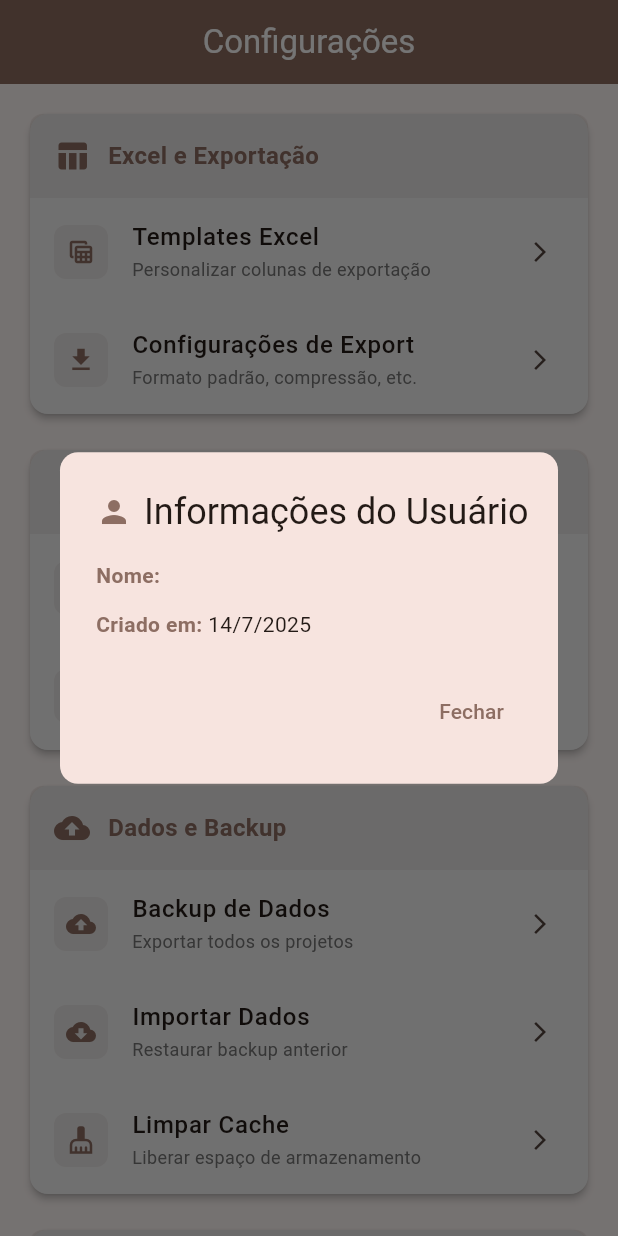
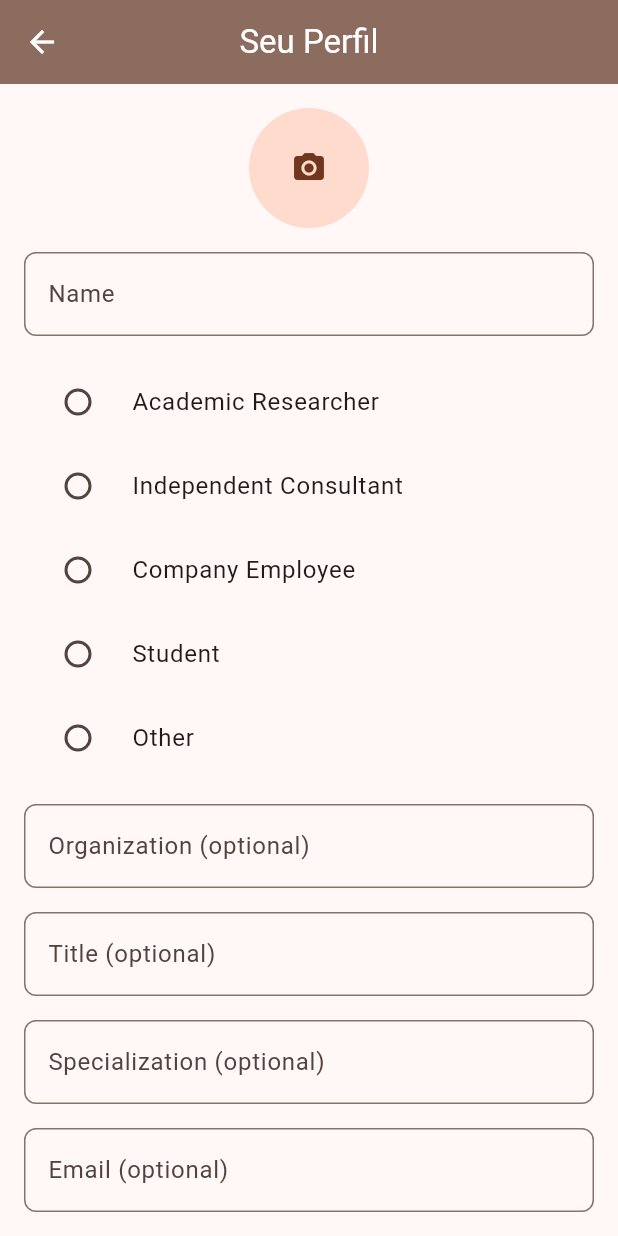
Before and after one commit to kadarsa12/BioCollect, a Flutter app: the SettingsScreen screen opened directly, after a tap on "Informações do Usuário", on a phone screen of 412 x 824 dp. Run offline on Flutter 3.47's test engine with Material 3 defaults, Android fonts, the phone set to English and light mode, and no system bars; our stand-ins replace animated_notch_bottom_bar, fl_chart, flutter_map, geolocator, image_picker, latlong2 and 3 more; missing offline and left inert: syncfusion_flutter_xlsio; accounts and stored records are empty.

Commit message:
Add flexible user profile system

```diff
--- a/lib/models/coleta.dart
+++ b/lib/models/coleta.dart
@@ -1,6 +1,7 @@
 class Coleta {
   final int? id;
   final int pontoColetaId;
+  final int? usuarioId;
   final String metodologia;
   final String? especie;
   final String? nomePopular;
@@ -12,6 +13,7 @@ class Coleta {
   Coleta({
     this.id,
     required this.pontoColetaId,
+    this.usuarioId,
     required this.metodologia,
     required this.especie,
     this.nomePopular,
@@ -25,6 +27,7 @@ class Coleta {
     return {
       'id': id,
       'ponto_coleta_id': pontoColetaId,
+      'usuario_id': usuarioId,
       'metodologia': metodologia,
       'especie': especie,
       'nome_popular': nomePopular,
@@ -39,6 +42,7 @@ class Coleta {
     return Coleta(
       id: map['id'],
       pontoColetaId: map['ponto_coleta_id'],
+      usuarioId: map['usuario_id'],
       metodologia: map['metodologia'],
       especie: map['especie'],
       nomePopular: map['nome_popular'],
--- a/lib/models/enums.dart
+++ b/lib/models/enums.dart
@@ -46,3 +46,15 @@ enum StatusProjeto {
   const StatusProjeto(this.value);
   final String value;
 }
+
+enum UserType {
+  academicResearcher('Academic Researcher', 'Institution'),
+  independentConsultant('Independent Consultant', 'Company'),
+  companyEmployee('Company Employee', 'Company'),
+  student('Student', 'University'),
+  other('Other', 'Organization');
+
+  const UserType(this.displayName, this.orgLabel);
+  final String displayName;
+  final String orgLabel;
+}
--- a/lib/models/ponto_coleta.dart
+++ b/lib/models/ponto_coleta.dart
@@ -4,6 +4,7 @@ class PontoColeta {
   final int? id;
   final String nome;
   final int projetoId;
+  final int? usuarioId;
   final double latitude;
   final double longitude;
   final DateTime dataHora;
@@ -13,6 +14,7 @@ class PontoColeta {
     this.id,
     required this.nome,
     required this.projetoId,
+    this.usuarioId,
     required this.latitude,
     required this.longitude,
     required this.dataHora,
@@ -24,6 +26,7 @@ class PontoColeta {
       'id': id,
       'nome': nome,
       'projeto_id': projetoId,
+      'usuario_id': usuarioId,
       'latitude': latitude,
       'longitude': longitude,
       'data_hora': dataHora.toIso8601String(),
@@ -36,6 +39,7 @@ class PontoColeta {
       id: map['id'],
       nome: map['nome'],
       projetoId: map['projeto_id'],
+      usuarioId: map['usuario_id'],
       latitude: map['latitude'],
       longitude: map['longitude'],
       dataHora: DateTime.parse(map['data_hora']),
--- a/lib/models/user.dart
+++ b/lib/models/user.dart
@@ -1,29 +1,102 @@
+import 'enums.dart';
+
 class User {
   final int? id;
-  final String nome;
-  final DateTime dataCriacao;
+  final String name;
+  final UserType? userType;
+  final String? organization;
+  final String? title;
+  final String? specialization;
+  final String? email;
+  final String? avatar;
+  final DateTime createdAt;
 
   User({
     this.id,
-    required this.nome,
-    required this.dataCriacao,
+    required this.name,
+    this.userType,
+    this.organization,
+    this.title,
+    this.specialization,
+    this.email,
+    this.avatar,
+    required this.createdAt,
   });
 
-  // Converter objeto para Map (para salvar no banco)
   Map<String, dynamic> toMap() {
     return {
       'id': id,
-      'nome': nome,
-      'data_criacao': dataCriacao.toIso8601String(),
+      'name': name,
+      'user_type': userType?.name,
+      'organization': organization,
+      'title': title,
+      'specialization': specialization,
+      'email': email,
+      'avatar': avatar,
+      'created_at': createdAt.toIso8601String(),
     };
   }
 
-  // Converter Map para objeto (quando ler do banco)
   factory User.fromMap(Map<String, dynamic> map) {
     return User(
-      id: map['id'],
-      nome: map['nome'],
-      dataCriacao: DateTime.parse(map['data_criacao']),
+      id: map['id'] as int?,
+      name: map['name'] as String,
+      userType:
+          map['user_type'] != null ? UserType.values.byName(map['user_type']) : null,
+      organization: map['organization'] as String?,
+      title: map['title'] as String?,
+      specialization: map['specialization'] as String?,
+      email: map['email'] as String?,
+      avatar: map['avatar'] as String?,
+      createdAt: DateTime.parse(map['created_at'] as String),
     );
   }
+
+  String generateSignature() {
+    final buffer = StringBuffer();
+    if (title != null && title!.isNotEmpty) {
+      buffer.write('$title ');
+    }
+    buffer.write(name);
+
+    if (userType != null) {
+      buffer.write('\n');
+      switch (userType!) {
+        case UserType.academicResearcher:
+          buffer.write('Researcher');
+          if (organization != null && organization!.isNotEmpty) {
+            buffer.write(' - $organization');
+          }
+          break;
+        case UserType.independentConsultant:
+          buffer.write('Independent Environmental Consultant');
+          break;
+        case UserType.companyEmployee:
+          buffer.write('${specialization ?? title ?? 'Professional'}');
+          if (organization != null && organization!.isNotEmpty) {
+            buffer.write(' - $organization');
+          }
+          break;
+        case UserType.student:
+          buffer.write('${specialization ?? 'Student'}');
+          if (organization != null && organization!.isNotEmpty) {
+            buffer.write(' - $organization');
+          }
+          break;
+        case UserType.other:
+          if (organization != null && organization!.isNotEmpty) {
+            buffer.write(organization);
+          }
+          break;
+      }
+    }
+
+    if (userType == UserType.academicResearcher &&
+        specialization != null &&
+        specialization!.isNotEmpty) {
+      buffer.write('\n$specialization');
+    }
+
+    return buffer.toString();
+  }
 }
--- a/lib/providers/project_provider.dart
+++ b/lib/providers/project_provider.dart
@@ -79,6 +79,7 @@ class ProjectProvider with ChangeNotifier {
   Future<int?> createPontoColeta({
     required String nome,
     required int projetoId,
+    required int usuarioId,
     required double latitude,
     required double longitude,
     String? observacoes,
@@ -87,6 +88,7 @@ class ProjectProvider with ChangeNotifier {
       final ponto = PontoColeta(
         nome: nome,
         projetoId: projetoId,
+        usuarioId: usuarioId,
         latitude: latitude,
         longitude: longitude,
         dataHora: DateTime.now(),
@@ -120,6 +122,7 @@ class ProjectProvider with ChangeNotifier {
   // Criar nova coleta
   Future<int?> createColeta({
     required int pontoColetaId,
+    required int usuarioId,
     required String metodologia,
     required String especie,
     String? nomePopular,
@@ -130,6 +133,7 @@ class ProjectProvider with ChangeNotifier {
     try {
       final coleta = Coleta(
         pontoColetaId: pontoColetaId,
+        usuarioId: usuarioId,
         metodologia: metodologia,
         especie: especie,
         nomePopular: nomePopular,
--- a/lib/providers/user_provider.dart
+++ b/lib/providers/user_provider.dart
@@ -25,26 +25,41 @@ class UserProvider with ChangeNotifier {
   }
 
   // Criar novo usuário
-  Future<void> createUser(String nome) async {
+  Future<void> createUser(User user) async {
     _isLoading = true;
     notifyListeners();
 
     try {
-      final user = User(
-        nome: nome,
-        dataCriacao: DateTime.now(),
-      );
-
       final id = await DatabaseHelper.instance.insertUser(user);
       _currentUser = User(
         id: id,
-        nome: nome,
-        dataCriacao: user.dataCriacao,
+        name: user.name,
+        userType: user.userType,
+        organization: user.organization,
+        title: user.title,
+        specialization: user.specialization,
+        email: user.email,
+        avatar: user.avatar,
+        createdAt: user.createdAt,
       );
     } catch (e) {
       print('Erro ao criar usuário: $e');
     }
 
+    _isLoading = false;
+    notifyListeners();
+  }
+
+  Future<void> updateUser(User user) async {
+    if (user.id == null) return;
+    _isLoading = true;
+    notifyListeners();
+    try {
+      await DatabaseHelper.instance.updateUser(user);
+      _currentUser = user;
+    } catch (e) {
+      print('Erro ao atualizar usuário: $e');
+    }
     _isLoading = false;
     notifyListeners();
   }
--- /dev/null
+++ b/lib/screens/profile_screen.dart
@@ -0,0 +1,163 @@
+import 'dart:io';
+import 'package:flutter/material.dart';
+import 'package:image_picker/image_picker.dart';
+import 'package:provider/provider.dart';
+import '../models/enums.dart';
+import '../models/user.dart';
+import '../providers/user_provider.dart';
+
+class ProfileScreen extends StatefulWidget {
+  const ProfileScreen({Key? key}) : super(key: key);
+
+  @override
+  State<ProfileScreen> createState() => _ProfileScreenState();
+}
+
+class _ProfileScreenState extends State<ProfileScreen> {
+  final _formKey = GlobalKey<FormState>();
+  late TextEditingController _nameController;
+  final _organizationController = TextEditingController();
+  final _titleController = TextEditingController();
+  final _specializationController = TextEditingController();
+  final _emailController = TextEditingController();
+  UserType? _type;
+  File? _avatarFile;
+  final ImagePicker _picker = ImagePicker();
+
+  @override
+  void initState() {
+    super.initState();
+    final user = Provider.of<UserProvider>(context, listen: false).currentUser;
+    _nameController = TextEditingController(text: user?.name ?? '');
+    _type = user?.userType;
+    _organizationController.text = user?.organization ?? '';
+    _titleController.text = user?.title ?? '';
+    _specializationController.text = user?.specialization ?? '';
+    _emailController.text = user?.email ?? '';
+    if (user?.avatar != null) _avatarFile = File(user!.avatar!);
+  }
+
+  @override
+  void dispose() {
+    _nameController.dispose();
+    _organizationController.dispose();
+    _titleController.dispose();
+    _specializationController.dispose();
+    _emailController.dispose();
+    super.dispose();
+  }
+
+  String get _orgLabel {
+    switch (_type) {
+      case UserType.academicResearcher:
+        return 'Institution (optional)';
+      case UserType.independentConsultant:
+      case UserType.companyEmployee:
+        return 'Company (optional)';
+      case UserType.student:
+        return 'University (optional)';
+      default:
+        return 'Organization (optional)';
+    }
+  }
+
+  Future<void> _pickAvatar() async {
+    final XFile? img = await _picker.pickImage(source: ImageSource.gallery);
+    if (img != null) {
+      setState(() {
+        _avatarFile = File(img.path);
+      });
+    }
+  }
+
+  Future<void> _saveProfile() async {
+    if (!_formKey.currentState!.validate()) return;
+    final userProvider = Provider.of<UserProvider>(context, listen: false);
+    final current = userProvider.currentUser!;
+    final updated = User(
+      id: current.id,
+      name: _nameController.text.trim(),
+      userType: _type,
+      organization: _organizationController.text.isEmpty ? null : _organizationController.text,
+      title: _titleController.text.isEmpty ? null : _titleController.text,
+      specialization: _specializationController.text.isEmpty ? null : _specializationController.text,
+      email: _emailController.text.isEmpty ? null : _emailController.text,
+      avatar: _avatarFile?.path,
+      createdAt: current.createdAt,
+    );
+    await userProvider.updateUser(updated);
+    Navigator.pop(context);
+  }
+
+  Widget _buildRadio(UserType type) {
+    return RadioListTile<UserType>(
+      title: Text(type.displayName),
+      value: type,
+      groupValue: _type,
+      onChanged: (val) => setState(() => _type = val),
+    );
+  }
+
+  @override
+  Widget build(BuildContext context) {
+    return Scaffold(
+      appBar: AppBar(
+        title: Text('Seu Perfil'),
+      ),
+      body: SingleChildScrollView(
+        padding: const EdgeInsets.all(16),
+        child: Form(
+          key: _formKey,
+          child: Column(
+            crossAxisAlignment: CrossAxisAlignment.stretch,
+            children: [
+              GestureDetector(
+                onTap: _pickAvatar,
+                child: CircleAvatar(
+                  radius: 40,
+                  backgroundImage:
+                      _avatarFile != null ? FileImage(_avatarFile!) : null,
+                  child: _avatarFile == null ? Icon(Icons.camera_alt) : null,
+                ),
+              ),
+              const SizedBox(height: 16),
+              TextFormField(
+                controller: _nameController,
+                decoration: const InputDecoration(labelText: 'Name'),
+                validator: (v) => v == null || v.isEmpty ? 'Required' : null,
+              ),
+              const SizedBox(height: 16),
+              ...UserType.values.map(_buildRadio),
+              const SizedBox(height: 16),
+              TextFormField(
+                controller: _organizationController,
+                decoration: InputDecoration(labelText: _orgLabel),
+              ),
+              const SizedBox(height: 16),
+              TextFormField(
+                controller: _titleController,
+                decoration: const InputDecoration(labelText: 'Title (optional)'),
+              ),
+              const SizedBox(height: 16),
+              TextFormField(
+                controller: _specializationController,
+                decoration:
+                    const InputDecoration(labelText: 'Specialization (optional)'),
+              ),
+              const SizedBox(height: 16),
+              TextFormField(
+                controller: _emailController,
+                decoration: const InputDecoration(labelText: 'Email (optional)'),
+              ),
+              const SizedBox(height: 24),
+              ElevatedButton(
+                onPressed: _saveProfile,
+                child: const Text('Save'),
+              ),
+            ],
+          ),
+        ),
+      ),
+    );
+  }
+}
--- a/lib/screens/settings_screen.dart
+++ b/lib/screens/settings_screen.dart
@@ -3,6 +3,7 @@ import 'package:flutter/material.dart';
 import 'package:provider/provider.dart';
 import '../providers/user_provider.dart';
 import '../screens/excel_templates_screen.dart';
+import 'profile_screen.dart';
 
 class SettingsScreen extends StatelessWidget {
   @override
@@ -53,9 +54,9 @@ class SettingsScreen extends StatelessWidget {
               _buildSettingsTile(
                 context,
                 'Informações do Usuário',
-                'Nome, data de criação',
+                'Editar perfil',
                 Icons.account_circle,
-                    () => _showUserInfo(context),
+                    () => _openProfileScreen(context),
                 trailing: Icon(Icons.arrow_forward_ios, size: 16),
               ),
               _buildSettingsTile(
@@ -224,6 +225,13 @@ class SettingsScreen extends StatelessWidget {
     );
   }
 
+  void _openProfileScreen(BuildContext context) {
+    Navigator.push(
+      context,
+      MaterialPageRoute(builder: (_) => ProfileScreen()),
+    );
+  }
+
   void _showUserInfo(BuildContext context) {
     final user = Provider.of<UserProvider>(context, listen: false).currentUser;
 
@@ -242,12 +250,12 @@ class SettingsScreen extends StatelessWidget {
           mainAxisSize: MainAxisSize.min,
           crossAxisAlignment: CrossAxisAlignment.start,
           children: [
-            _buildInfoRow('Nome', user?.nome ?? 'N/A'),
+            _buildInfoRow('Nome', user?.name ?? 'N/A'),
             SizedBox(height: 12),
             _buildInfoRow(
                 'Criado em',
                 user != null
-                    ? '${user.dataCriacao.day}/${user.dataCriacao.month}/${user.dataCriacao.year}'
+                    ? '${user.createdAt.day}/${user.createdAt.month}/${user.createdAt.year}'
                     : 'N/A'
             ),
           ],
--- a/lib/utils/database_helper.dart
+++ b/lib/utils/database_helper.dart
@@ -28,7 +28,7 @@ class DatabaseHelper {
 
     return await openDatabase(
       path,
-      version: 4, // <- AUMENTEI PARA 4
+      version: 5,
       onCreate: _createDB,
       onUpgrade: _upgradeDB,
     );
@@ -39,8 +39,14 @@ class DatabaseHelper {
     await db.execute('''
       CREATE TABLE IF NOT EXISTS usuarios (
         id INTEGER PRIMARY KEY AUTOINCREMENT,
-        nome TEXT NOT NULL,
-        data_criacao TEXT NOT NULL
+        name TEXT NOT NULL,
+        user_type TEXT,
+        organization TEXT,
+        title TEXT,
+        specialization TEXT,
+        email TEXT,
+        avatar TEXT,
+        created_at TEXT NOT NULL
       )
     ''');
 
@@ -67,11 +73,13 @@ class DatabaseHelper {
         id INTEGER PRIMARY KEY AUTOINCREMENT,
         nome TEXT NOT NULL,
         projeto_id INTEGER NOT NULL,
+        usuario_id INTEGER,
         latitude REAL NOT NULL,
         longitude REAL NOT NULL,
         data_hora TEXT NOT NULL,
         observacoes TEXT,
-        FOREIGN KEY (projeto_id) REFERENCES projetos (id)
+        FOREIGN KEY (projeto_id) REFERENCES projetos (id),
+        FOREIGN KEY (usuario_id) REFERENCES usuarios (id)
       )
     ''');
 
@@ -80,6 +88,7 @@ class DatabaseHelper {
       CREATE TABLE IF NOT EXISTS coletas (
         id INTEGER PRIMARY KEY AUTOINCREMENT,
         ponto_coleta_id INTEGER NOT NULL,
+        usuario_id INTEGER,
         metodologia TEXT NOT NULL,
         especie TEXT NOT NULL,
         nome_popular TEXT,
@@ -87,7 +96,8 @@ class DatabaseHelper {
         caminho_foto TEXT,
         data_hora TEXT NOT NULL,
         observacoes TEXT,
-        FOREIGN KEY (ponto_coleta_id) REFERENCES pontos_coleta (id)
+        FOREIGN KEY (ponto_coleta_id) REFERENCES pontos_coleta (id),
+        FOREIGN KEY (usuario_id) REFERENCES usuarios (id)
       )
     ''');
 
@@ -131,14 +141,29 @@ class DatabaseHelper {
           id INTEGER PRIMARY KEY AUTOINCREMENT,
           nome TEXT NOT NULL,
           projeto_id INTEGER NOT NULL,
+          usuario_id INTEGER,
           latitude REAL NOT NULL,
           longitude REAL NOT NULL,
           data_hora TEXT NOT NULL,
           observacoes TEXT,
           status TEXT NOT NULL,
-          FOREIGN KEY (projeto_id) REFERENCES projetos (id)
+          FOREIGN KEY (projeto_id) REFERENCES projetos (id),
+          FOREIGN KEY (usuario_id) REFERENCES usuarios (id)
         )
       ''');
+    }
+
+    if (oldVersion < 5) {
+      await db.execute("ALTER TABLE usuarios ADD COLUMN user_type TEXT");
+      await db.execute("ALTER TABLE usuarios ADD COLUMN organization TEXT");
+      await db.execute("ALTER TABLE usuarios ADD COLUMN title TEXT");
+      await db.execute("ALTER TABLE usuarios ADD COLUMN specialization TEXT");
+      await db.execute("ALTER TABLE usuarios ADD COLUMN email TEXT");
+      await db.execute("ALTER TABLE usuarios ADD COLUMN avatar TEXT");
+      await db.execute("ALTER TABLE usuarios RENAME COLUMN nome TO name");
+      await db.execute("ALTER TABLE usuarios RENAME COLUMN data_criacao TO created_at");
+      await db.execute("ALTER TABLE pontos_coleta ADD COLUMN usuario_id INTEGER");
+      await db.execute("ALTER TABLE coletas ADD COLUMN usuario_id INTEGER");
     }
   }
 
@@ -171,6 +196,11 @@ class DatabaseHelper {
   Future<int> insertUser(User user) async {
     final db = await database;
     return await db.insert('usuarios', user.toMap());
+  }
+
+  Future<int> updateUser(User user) async {
+    final db = await database;
+    return await db.update('usuarios', user.toMap(), where: 'id = ?', whereArgs: [user.id]);
   }
 
   Future<User?> getUser() async {
--- a/lib/utils/excel_exporter.dart
+++ b/lib/utils/excel_exporter.dart
@@ -251,7 +251,7 @@ class ExcelExporter {
         }
         return observacoes;
       case 'tecnicoResponsavel':
-        return usuario.nome;
+        return usuario.generateSignature();
       default:
         print('Campo não mapeado: $campo');
         return '';
```
Also changed, not shown: lib/screens/create_coleta_screen.dart (+10 -0 lines), lib/screens/create_ponto_screen.dart (+10 -0 lines), lib/screens/profile_setup_screen.dart (added, +171 -0 lines), lib/screens/welcome_screen.dart (+8 -2 lines).
